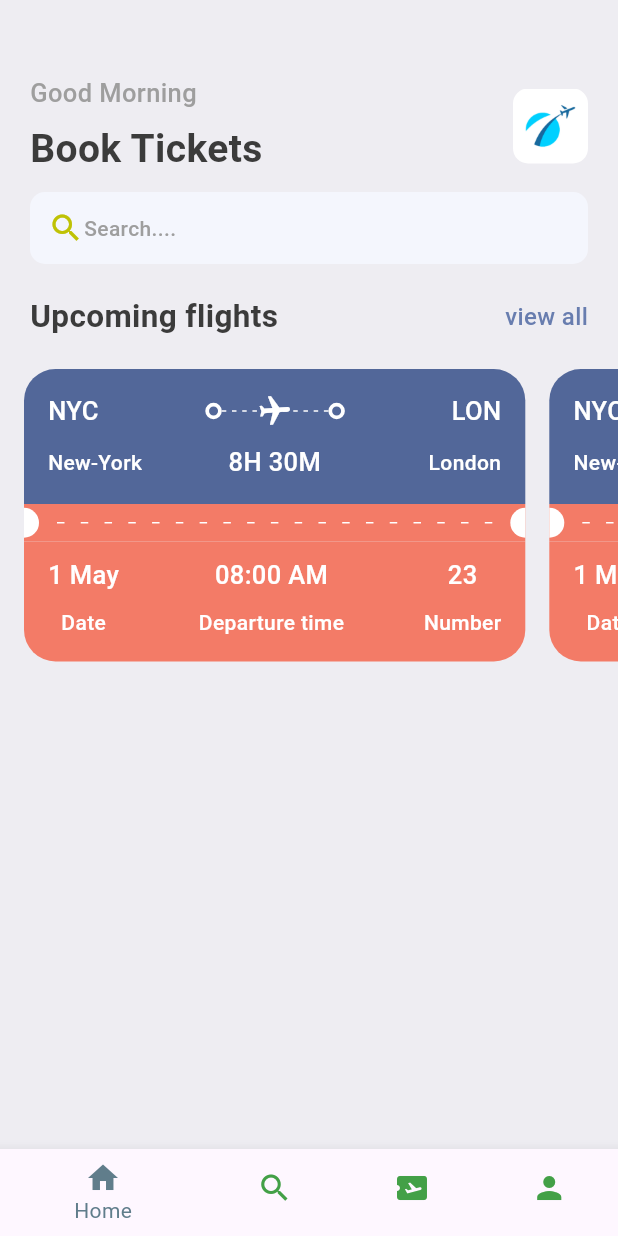
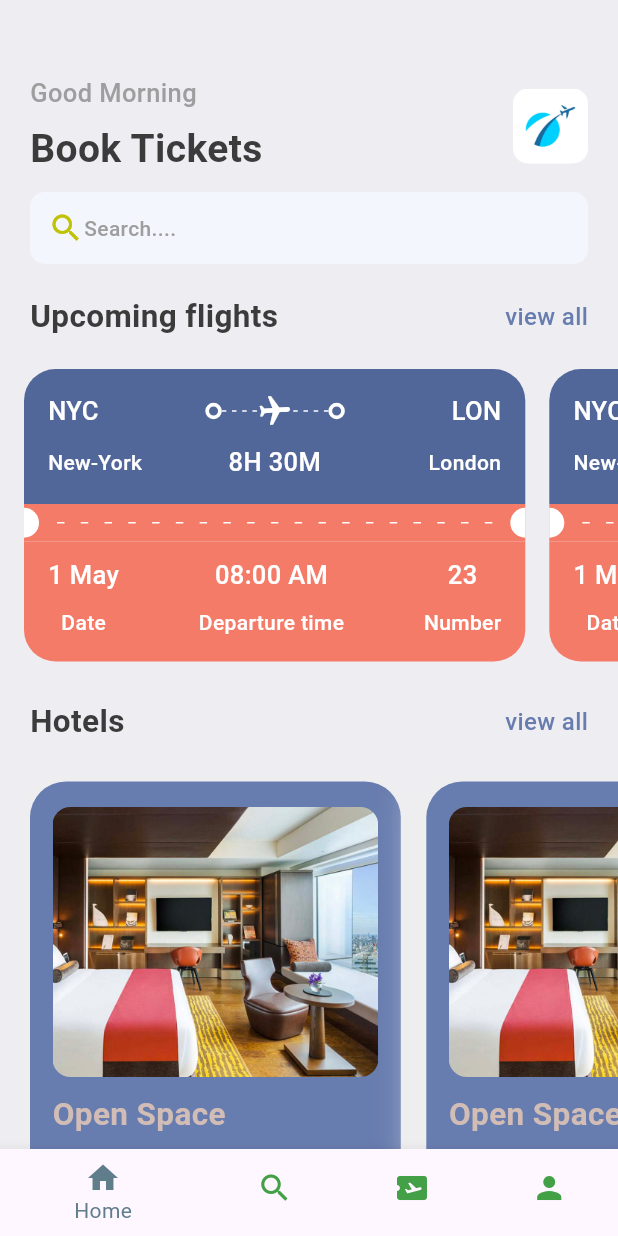
Before and after one commit to thuyavansc/flutter_ticket_booking_1, a Flutter app: the screen it shows after launch, on a phone screen of 412 x 824 dp. Run offline on Flutter 3.47's test engine with Material 3 defaults, Android fonts, the phone set to English and light mode, and no system bars.

Commit message:
hotel card created

```diff
--- a/lib/core/utils/app_styles.dart
+++ b/lib/core/utils/app_styles.dart
@@ -8,6 +8,7 @@ class AppStyles{
   static Color textColor = const Color(0xff3b3b3b);
   static Color bgColor = const Color(0xffeeedf2);
   static Color orangeColor = const Color(0xFFF37B67);
+  static Color kakiColor = const Color(0xFFd2bdb6);
   static TextStyle textStyle = TextStyle(fontSize: 16, color: textColor, fontWeight: FontWeight.w500);
   static TextStyle headLineStyle1 = TextStyle(fontSize: 26, color: textColor, fontWeight: FontWeight.bold);
   static TextStyle headLineStyle2 = TextStyle(fontSize: 21, color: textColor, fontWeight: FontWeight.bold);
--- /dev/null
+++ b/lib/features/myticket/presentation/cards/hotel_screen.dart
@@ -0,0 +1,63 @@
+
+import 'package:flutter/cupertino.dart';
+import 'package:flutter/material.dart';
+import 'package:flutter_ticket_booking_1/core/utils/app_layout.dart';
+import 'package:flutter_ticket_booking_1/core/utils/app_styles.dart';
+
+class HotelScreen extends StatelessWidget {
+  const HotelScreen({super.key});
+
+  @override
+  Widget build(BuildContext context) {
+    final size = AppLayout.getSize(context);
+    return Container(
+      width: size.width*0.6,
+      height: 350,
+      padding: const EdgeInsets.symmetric(horizontal: 15, vertical: 17),
+      margin: const EdgeInsets.only(right: 17, top: 5,),
+      decoration: BoxDecoration(
+        color: AppStyles.primaryColor,
+        borderRadius: BorderRadius.circular(24),
+        boxShadow: [
+          BoxShadow(
+            color: Colors.grey.shade200,
+            blurRadius: 20,
+            spreadRadius: 5,
+          ),
+        ]
+      ),
+      child: Column(
+        crossAxisAlignment: CrossAxisAlignment.start,
+        children: [
+          Container(
+            height: 180,
+            decoration: BoxDecoration(
+              color: AppStyles.primaryColor,
+              borderRadius: BorderRadius.circular(12),
+              image: const DecorationImage(
+                image: AssetImage('assets/images/one.png'),
+                fit: BoxFit.cover,
+              )
+            ),
+
+          ),
+          const SizedBox(height: 10,),
+          Text(
+            'Open Space',
+            style: AppStyles.headLineStyle2.copyWith(color: AppStyles.kakiColor),
+          ),
+          const SizedBox(height: 8,),
+          Text(
+            'London',
+            style: AppStyles.headLineStyle3.copyWith(color: Colors.white),
+          ),
+          const SizedBox(height: 5,),
+          Text(
+            '40K / night',
+            style: AppStyles.headLineStyle1.copyWith(color: AppStyles.kakiColor),
+          ),
+        ],
+      ),
+    );
+  }
+}
--- a/lib/features/myticket/presentation/pages/home/home_screen.dart
+++ b/lib/features/myticket/presentation/pages/home/home_screen.dart
@@ -2,6 +2,8 @@ import 'package:flutter/cupertino.dart';
 import 'package:flutter/material.dart';
 import 'package:flutter_ticket_booking_1/core/utils/app_styles.dart';
 import 'package:flutter_ticket_booking_1/features/myticket/presentation/cards/ticket_view.dart';
+
+import '../../cards/hotel_screen.dart';
 
 class HomeScreen extends StatelessWidget {
   const HomeScreen({super.key});
@@ -90,6 +92,33 @@ class HomeScreen extends StatelessWidget {
             ),
 
           ),
+          const SizedBox(height: 20,),
+          Container(
+            padding: const EdgeInsets.symmetric(horizontal: 20,),
+            child: Row(
+              mainAxisAlignment: MainAxisAlignment.spaceBetween,
+              children: [
+                Text('Hotels', style: AppStyles.headLineStyle2,),
+                InkWell(
+                  child: Text('view all', style: AppStyles.textStyle.copyWith(color: AppStyles.primaryColor),),
+                  onTap:() { print('view all clicked'); },
+                )
+              ],
+            ),
+          ),
+          const SizedBox(height: 20,),
+          const SingleChildScrollView(
+            scrollDirection: Axis.horizontal,
+            padding: EdgeInsets.only(left: 20),
+            child: Row(
+              children: [
+                HotelScreen(),
+                HotelScreen(),
+                HotelScreen(),
+              ],
+            ),
+          ),
+
         ],
       ),
     );
```
